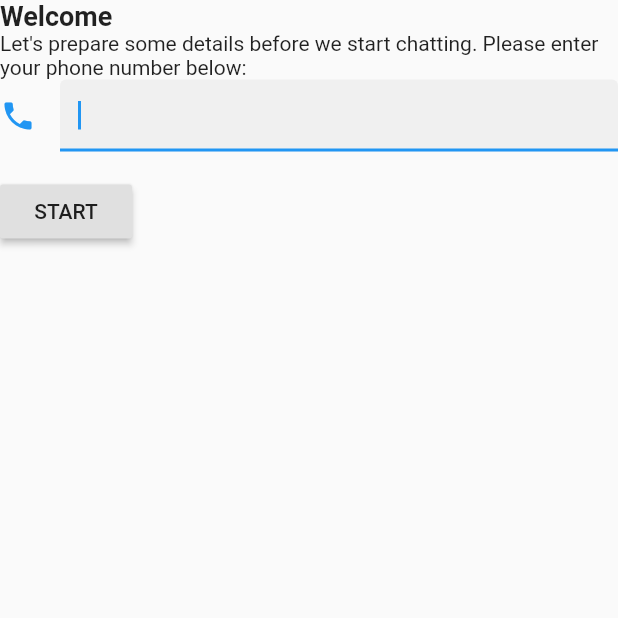
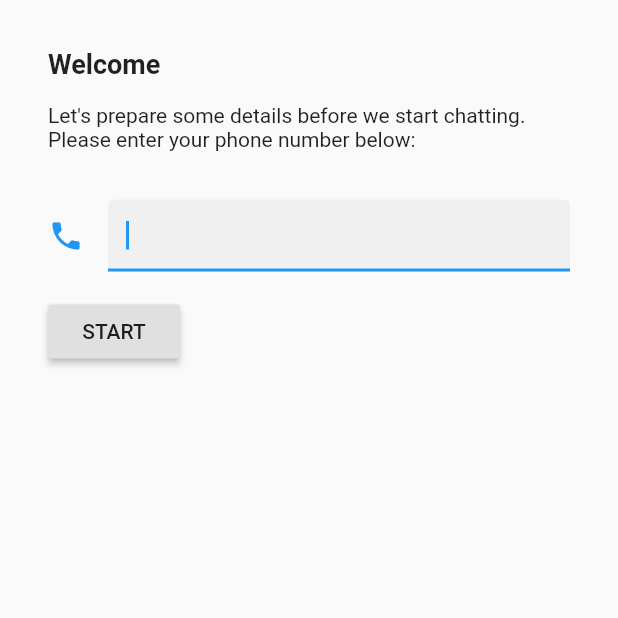
Before and after one commit to ngobrel/ngobrel-app, a Flutter app: the screen it shows after launch, on a phone screen of 412 x 824 dp, the top half of it. Run offline on Flutter 3.47's test engine with Material 2 defaults, Android fonts, the phone set to English and light mode, and no system bars; our stand-ins replace image_picker, sqflite; accounts and stored records are empty; statements that could not run were skipped.

```diff
--- a/lib/chat-screen-page.dart
+++ b/lib/chat-screen-page.dart
@@ -100,7 +100,8 @@ class _ChatScreenPageState extends State<ChatScreenPage> {
         Container(
           decoration: BoxDecoration(color: Colors.black12),
           child: DatabaseList(
-          query: 'select * from conversations where chat_id=$chatWithId order by timestamp asc',
+            reverse: true,
+            query: 'select * from conversations where chat_id=$chatWithId order by timestamp desc',
             itemBuilder: (BuildContext context, Map entry, int i) {
               return _buildRow(context, entry, i);
             },
--- a/lib/db.dart
+++ b/lib/db.dart
@@ -74,8 +74,10 @@ class Db {
 
 class DatabaseList extends StatefulWidget {
 
-  DatabaseList({Key key, this.query, this.itemBuilder}) : super(key: key);
+  DatabaseList({this.key, this.reverse: false, this.query, this.itemBuilder}) : super(key: key);
 
+  final bool reverse;
+  final Key key;
   final String query;
   final Function itemBuilder;
 
@@ -87,6 +89,8 @@ class _DatabaseListState extends State<DatabaseList> {
 
   Widget _createList(BuildContext context, List<Map> data) {
     return ListView.builder(
+        key: widget.key,
+        reverse: widget.reverse,
         itemCount: data.length,
         itemBuilder: (BuildContext context, int index) {
           return widget.itemBuilder(context, data[index], index);
--- a/lib/registration.dart
+++ b/lib/registration.dart
@@ -77,14 +77,20 @@ class _RegistrationPageState extends State<RegistrationPage> {
   Widget build(BuildContext context) {
     return Form(
       key: _formKey,
-      child: Column(
+      child:
+      Padding(
+        padding: EdgeInsets.all(32.0),
+        child: Column(
         crossAxisAlignment: CrossAxisAlignment.start,
         children: <Widget>[
           Text(
             'Welcome',
             style: new TextStyle(fontSize: 18.0,fontWeight: FontWeight.bold),
           ),
+          Padding(padding: EdgeInsets.all(8.0),),
           Text('Let\'s prepare some details before we start chatting. Please enter your phone number below:'),
+          Padding(padding: EdgeInsets.all(16.0),),
+
           TextFormField(
             autofocus: true,
             decoration: const InputDecoration(
@@ -115,6 +121,6 @@ class _RegistrationPageState extends State<RegistrationPage> {
           ),
         ],
       ),
-    );
+    ));
   }
 }
```
Also changed, not shown: lib/registration-verification.dart (+11 -2 lines).
